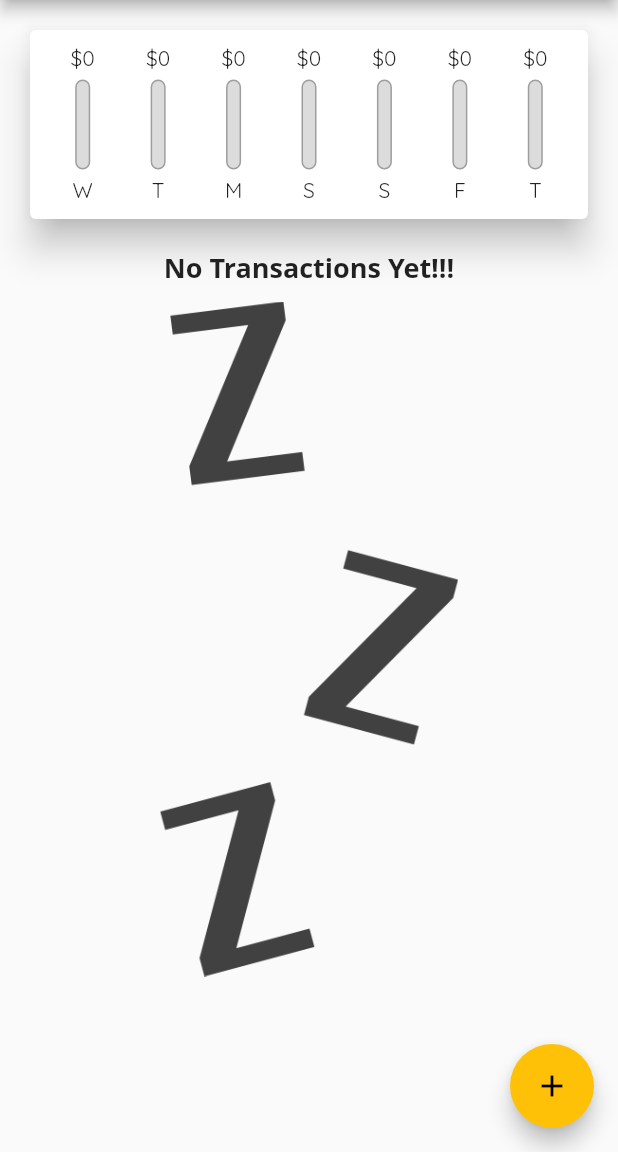
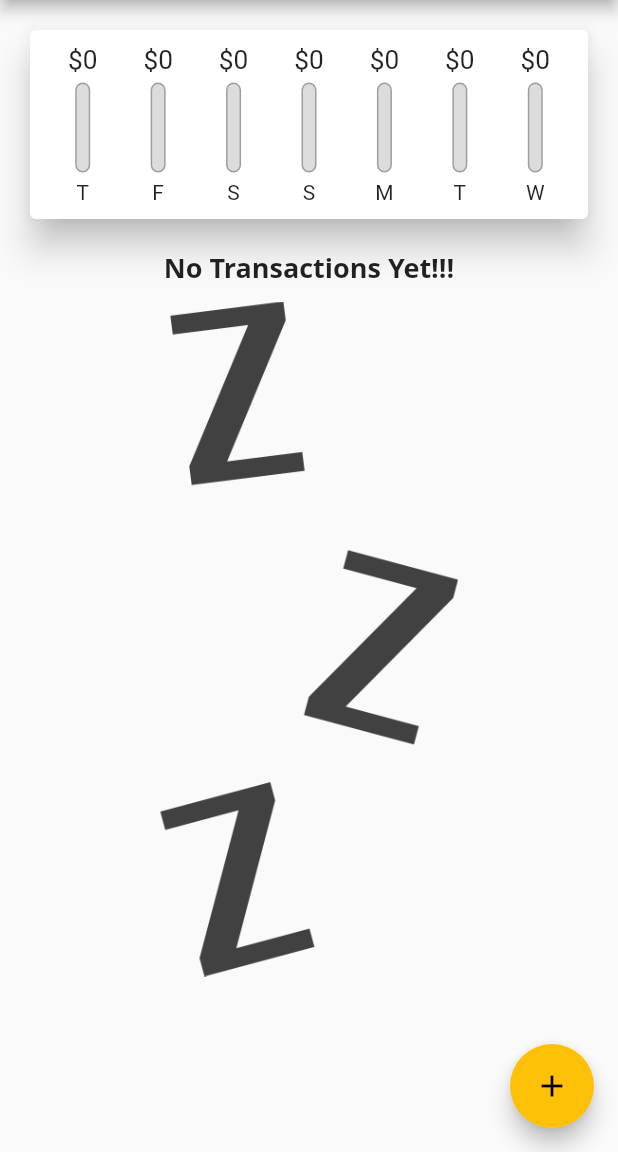
Before and after one commit to sahilali13/flutter, a Flutter app: the screen it shows after launch, on a phone screen of 412 x 824 dp, the part 84-1236 px from its top. Run offline on Flutter 3.47's test engine with Material 2 defaults, Android fonts, the phone set to English and light mode, and no system bars.

Commit message:
commit #110

```diff
--- a/expense_tracker/lib/main.dart
+++ b/expense_tracker/lib/main.dart
@@ -15,11 +15,14 @@ class MainApp extends StatelessWidget {
       theme: ThemeData(
         primarySwatch: Colors.amber,
         fontFamily: 'Quicksand',
-        textTheme: TextTheme(
+        textTheme: ThemeData.light().textTheme.copyWith(
               headline6: TextStyle(
                 fontFamily: 'OpenSans',
                 fontSize: 18,
                 fontWeight: FontWeight.bold,
+              ),
+              button: TextStyle(
+                color: Colors.white,
               ),
             ),
         appBarTheme: AppBarTheme(
--- a/expense_tracker/lib/widgets/chart.dart
+++ b/expense_tracker/lib/widgets/chart.dart
@@ -25,7 +25,7 @@ class Chart extends StatelessWidget {
         'day': DateFormat.E().format(_weekDay).substring(0, 1),
         'amount': _totalSum,
       };
-    });
+    }).reversed.toList();
   }
 
   double get _totalSpending {
--- a/expense_tracker/lib/widgets/chartBar.dart
+++ b/expense_tracker/lib/widgets/chartBar.dart
@@ -11,9 +11,12 @@ class ChartBar extends StatelessWidget {
   Widget build(BuildContext context) {
     return Column(
       children: <Widget>[
-        FittedBox(
-          child: Text(
-            '\$${_spendingAmount.toStringAsFixed(0)}',
+        Container(
+          height: 20,
+          child: FittedBox(
+            child: Text(
+              '\$${_spendingAmount.toStringAsFixed(0)}',
+            ),
           ),
         ),
         SizedBox(
```
Also changed, not shown: expense_tracker/lib/widgets/newTransaction.dart (+30 -6 lines), expense_tracker/lib/widgets/transactionList.dart (+23 -35 lines). Lines whose indentation alone changed are shown as unchanged.
